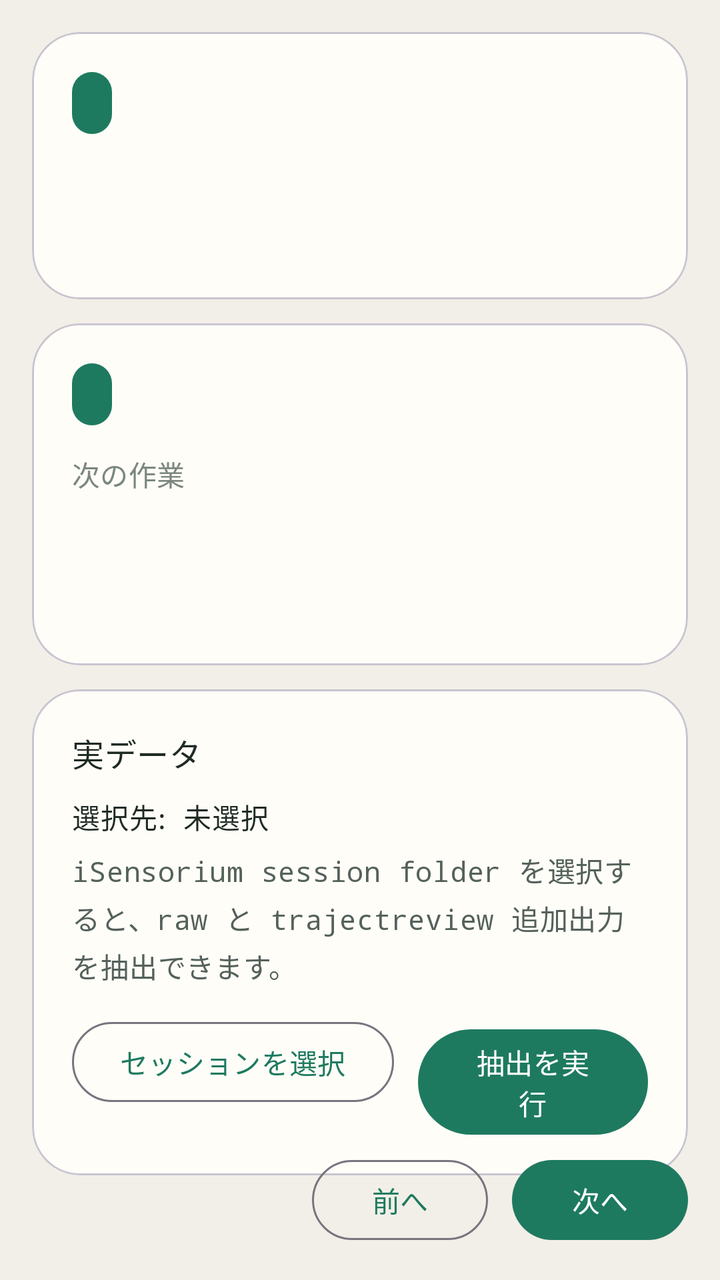
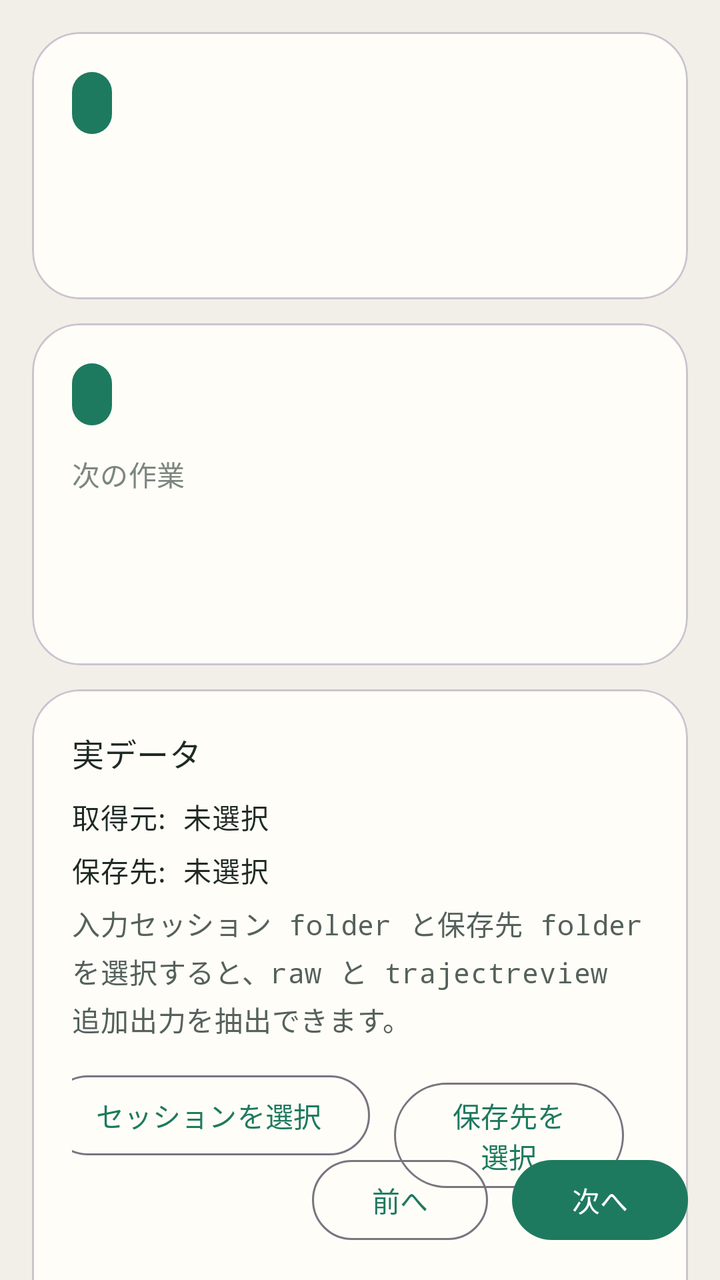

Compare the two renders of this Android layout. The source of the first and the diff that turns it into the second are given below.
<!-- AndroidManifest.xml: application theme Theme.Reviework -->
<!-- res/layout/activity_main.xml -->
<?xml version="1.0" encoding="utf-8"?>
<androidx.constraintlayout.widget.ConstraintLayout xmlns:android="http://schemas.android.com/apk/res/android"
    xmlns:app="http://schemas.android.com/apk/res-auto"
    android:layout_width="match_parent"
    android:layout_height="match_parent"
    android:background="@color/reviework_background">

    <com.google.android.material.card.MaterialCardView
        android:id="@+id/workflowCard"
        android:layout_width="0dp"
        android:layout_height="wrap_content"
        android:layout_margin="16dp"
        app:cardBackgroundColor="@color/reviework_surface"
        app:cardCornerRadius="24dp"
        app:layout_constraintEnd_toEndOf="parent"
        app:layout_constraintStart_toStartOf="parent"
        app:layout_constraintTop_toTopOf="parent">

        <LinearLayout
            android:layout_width="match_parent"
            android:layout_height="wrap_content"
            android:orientation="vertical"
            android:padding="20dp">

            <TextView
                android:id="@+id/workflowRoleText"
                android:layout_width="wrap_content"
                android:layout_height="wrap_content"
                android:background="@drawable/phase_badge_background"
                android:paddingHorizontal="10dp"
                android:paddingVertical="6dp"
                android:textAppearance="@style/TextAppearance.Material3.LabelLarge"
                android:textColor="@color/reviework_surface" />

            <TextView
                android:id="@+id/workflowSummaryText"
                android:layout_width="match_parent"
                android:layout_height="wrap_content"
                android:layout_marginTop="14dp"
                android:textAppearance="@style/TextAppearance.Material3.TitleMedium"
                android:textColor="@color/reviework_primary_text" />

            <TextView
                android:id="@+id/workflowPhaseText"
                android:layout_width="match_parent"
                android:layout_height="wrap_content"
                android:layout_marginTop="8dp"
                android:fontFamily="monospace"
                android:textAppearance="@style/TextAppearance.Material3.BodyMedium"
                android:textColor="@color/reviework_secondary_text" />
        </LinearLayout>
    </com.google.android.material.card.MaterialCardView>

    <com.google.android.material.card.MaterialCardView
        android:id="@+id/nextActionCard"
        android:layout_width="0dp"
        android:layout_height="wrap_content"
        android:layout_marginHorizontal="16dp"
        android:layout_marginTop="12dp"
        app:cardBackgroundColor="@color/reviework_surface"
        app:cardCornerRadius="24dp"
        app:layout_constraintEnd_toEndOf="parent"
        app:layout_constraintStart_toStartOf="parent"
        app:layout_constraintTop_toBottomOf="@id/workflowCard">

        <LinearLayout
            android:layout_width="match_parent"
            android:layout_height="wrap_content"
            android:orientation="vertical"
            android:padding="20dp">

            <TextView
                android:id="@+id/phaseBadge"
                android:layout_width="wrap_content"
                android:layout_height="wrap_content"
                android:background="@drawable/phase_badge_background"
                android:paddingHorizontal="10dp"
                android:paddingVertical="6dp"
                android:textAppearance="@style/TextAppearance.Material3.LabelLarge"
                android:textColor="@color/reviework_surface" />

            <TextView
                android:layout_width="wrap_content"
                android:layout_height="wrap_content"
                android:layout_marginTop="14dp"
                android:text="@string/next_action_label"
                android:textAppearance="@style/TextAppearance.Material3.LabelLarge"
                android:textColor="@color/reviework_muted" />

            <TextView
                android:id="@+id/nextActionTitle"
                android:layout_width="match_parent"
                android:layout_height="wrap_content"
                android:layout_marginTop="6dp"
                android:textAppearance="@style/TextAppearance.Material3.HeadlineSmall"
                android:textColor="@color/reviework_primary_text" />

            <TextView
                android:id="@+id/nextActionReason"
                android:layout_width="match_parent"
                android:layout_height="wrap_content"
                android:layout_marginTop="8dp"
                android:textAppearance="@style/TextAppearance.Material3.BodyMedium"
                android:textColor="@color/reviework_secondary_text" />
        </LinearLayout>
    </com.google.android.material.card.MaterialCardView>

    <com.google.android.material.card.MaterialCardView
        android:id="@+id/statusCard"
        android:layout_width="0dp"
        android:layout_height="0dp"
        android:layout_marginHorizontal="16dp"
        android:layout_marginTop="12dp"
        android:layout_marginBottom="16dp"
        app:cardBackgroundColor="@color/reviework_surface"
        app:cardCornerRadius="24dp"
        app:layout_constraintBottom_toTopOf="@id/actionsRow"
        app:layout_constraintEnd_toEndOf="parent"
        app:layout_constraintStart_toStartOf="parent"
        app:layout_constraintTop_toBottomOf="@id/extractionCard">

        <ScrollView
            android:layout_width="match_parent"
            android:layout_height="match_parent">

            <LinearLayout
                android:layout_width="match_parent"
                android:layout_height="wrap_content"
                android:orientation="vertical"
                android:padding="20dp">

                <TextView
                    android:layout_width="wrap_content"
                    android:layout_height="wrap_content"
                    android:text="@string/thin_status_label"
                    android:textAppearance="@style/TextAppearance.Material3.TitleMedium"
                    android:textColor="@color/reviework_primary_text" />

                <TextView
                    android:id="@+id/thinStatusText"
                    android:layout_width="match_parent"
                    android:layout_height="wrap_content"
                    android:layout_marginTop="10dp"
                    android:fontFamily="monospace"
                    android:lineSpacingExtra="3dp"
                    android:textAppearance="@style/TextAppearance.Material3.BodyMedium"
                    android:textColor="@color/reviework_primary_text" />

                <TextView
                    android:layout_width="wrap_content"
                    android:layout_height="wrap_content"
                    android:layout_marginTop="18dp"
                    android:text="@string/attention_label"
                    android:textAppearance="@style/TextAppearance.Material3.TitleMedium"
                    android:textColor="@color/reviework_primary_text" />

                <TextView
                    android:id="@+id/attentionText"
                    android:layout_width="match_parent"
                    android:layout_height="wrap_content"
                    android:layout_marginTop="10dp"
                    android:fontFamily="monospace"
                    android:lineSpacingExtra="3dp"
                    android:textAppearance="@style/TextAppearance.Material3.BodyMedium"
                    android:textColor="@color/reviework_secondary_text" />
            </LinearLayout>
        </ScrollView>
    </com.google.android.material.card.MaterialCardView>

    <com.google.android.material.card.MaterialCardView
        android:id="@+id/extractionCard"
        android:layout_width="0dp"
        android:layout_height="wrap_content"
        android:layout_marginHorizontal="16dp"
        android:layout_marginTop="12dp"
        app:cardBackgroundColor="@color/reviework_surface"
        app:cardCornerRadius="24dp"
        app:layout_constraintEnd_toEndOf="parent"
        app:layout_constraintStart_toStartOf="parent"
        app:layout_constraintTop_toBottomOf="@id/nextActionCard">

        <LinearLayout
            android:layout_width="match_parent"
            android:layout_height="wrap_content"
            android:orientation="vertical"
            android:padding="20dp">

            <TextView
                android:id="@+id/extractTitleText"
                android:layout_width="wrap_content"
                android:layout_height="wrap_content"
                android:text="@string/extract_label"
                android:textAppearance="@style/TextAppearance.Material3.TitleMedium"
                android:textColor="@color/reviework_primary_text" />

            <TextView
                android:id="@+id/extractionSourceText"
                android:layout_width="match_parent"
                android:layout_height="wrap_content"
                android:layout_marginTop="10dp"
                android:fontFamily="monospace"
                android:text="@string/extract_idle"
                android:textAppearance="@style/TextAppearance.Material3.BodyMedium"
                android:textColor="@color/reviework_primary_text" />

            <TextView
                android:id="@+id/extractionResultText"
                android:layout_width="match_parent"
                android:layout_height="wrap_content"
                android:layout_marginTop="6dp"
                android:fontFamily="monospace"
                android:lineSpacingExtra="3dp"
                android:text="@string/extract_idle_detail"
                android:textAppearance="@style/TextAppearance.Material3.BodyMedium"
                android:textColor="@color/reviework_secondary_text" />

            <LinearLayout
                android:layout_width="match_parent"
                android:layout_height="wrap_content"
                android:layout_marginTop="14dp"
                android:gravity="end"
                android:orientation="horizontal">

                <com.google.android.material.button.MaterialButton
                    android:id="@+id/selectSourceButton"
                    style="@style/Widget.Material3.Button.OutlinedButton"
                    android:layout_width="wrap_content"
                    android:layout_height="wrap_content"
                    android:text="@string/select_session" />

                <com.google.android.material.button.MaterialButton
                    android:id="@+id/exportButton"
                    android:layout_width="wrap_content"
                    android:layout_height="wrap_content"
                    android:layout_marginStart="12dp"
                    android:text="@string/run_extract" />

                <com.google.android.material.button.MaterialButton
                    android:id="@+id/secondaryActionButton"
                    style="@style/Widget.Material3.Button.OutlinedButton"
                    android:layout_width="wrap_content"
                    android:layout_height="wrap_content"
                    android:layout_marginStart="12dp"
                    android:text="@string/run_modeling"
                    android:visibility="gone" />
            </LinearLayout>
        </LinearLayout>
    </com.google.android.material.card.MaterialCardView>

    <LinearLayout
        android:id="@+id/actionsRow"
        android:layout_width="0dp"
        android:layout_height="wrap_content"
        android:layout_marginHorizontal="16dp"
        android:layout_marginBottom="16dp"
        android:gravity="center_vertical"
        android:orientation="horizontal"
        app:layout_constraintBottom_toBottomOf="parent"
        app:layout_constraintEnd_toEndOf="parent"
        app:layout_constraintStart_toStartOf="parent">

        <TextView
            android:id="@+id/stepCounter"
            android:layout_width="0dp"
            android:layout_height="wrap_content"
            android:layout_weight="1"
            android:textAppearance="@style/TextAppearance.Material3.BodyMedium"
            android:textColor="@color/reviework_secondary_text" />

        <com.google.android.material.button.MaterialButton
            android:id="@+id/prevButton"
            style="@style/Widget.Material3.Button.OutlinedButton"
            android:layout_width="wrap_content"
            android:layout_height="wrap_content"
            android:text="@string/prev_step" />

        <com.google.android.material.button.MaterialButton
            android:id="@+id/nextButton"
            android:layout_width="wrap_content"
            android:layout_height="wrap_content"
            android:layout_marginStart="12dp"
            android:text="@string/next_step" />
    </LinearLayout>

</androidx.constraintlayout.widget.ConstraintLayout>
<!-- resources referenced by this layout -->
<resources>
  <color name="reviework_background">#F2EFE8</color>
  <color name="reviework_muted">#7B877F</color>
  <color name="reviework_primary_text">#1F2A24</color>
  <color name="reviework_secondary_text">#55615B</color>
  <color name="reviework_surface">#FFFDF8</color>
  <!-- drawable phase_badge_background (drawable) -->
  <?xml version="1.0" encoding="utf-8"?>
  <shape xmlns:android="http://schemas.android.com/apk/res/android"
      android:shape="rectangle">
      <solid android:color="@color/reviework_accent" />
      <corners android:radius="999dp" />
  </shape>
  <string name="attention_label">Attention</string>
  <string name="extract_idle">選択先: 未選択</string>
  <string name="extract_idle_detail">iSensorium session folder を選択すると、raw と trajectreview 追加出力を抽出できます。</string>
  <string name="extract_label">実データ</string>
  <string name="next_action_label">次の作業</string>
  <string name="next_step">次へ</string>
  <string name="prev_step">前へ</string>
  <string name="run_extract">抽出を実行</string>
  <string name="run_modeling">軽量 model を実行</string>
  <string name="select_session">セッションを選択</string>
  <string name="thin_status_label">状態要約</string>
  <style name="Theme.Reviework" parent="Theme.Material3.DayNight.NoActionBar">
          <item name="android:statusBarColor" tools:targetApi="l">@color/reviework_surface</item>
          <item name="colorPrimary">@color/reviework_accent</item>
          <item name="colorSurface">@color/reviework_surface</item>
      </style>
  <color name="reviework_accent">#1E7A5F</color>
</resources>

<!-- the commit's change to res/layout/activity_main.xml (unified diff, before → after) -->
@@ -204,6 +204,16 @@
                 android:textColor="@color/reviework_primary_text" />
 
             <TextView
+                android:id="@+id/extractionOutputText"
+                android:layout_width="match_parent"
+                android:layout_height="wrap_content"
+                android:layout_marginTop="6dp"
+                android:fontFamily="monospace"
+                android:text="@string/export_idle"
+                android:textAppearance="@style/TextAppearance.Material3.BodyMedium"
+                android:textColor="@color/reviework_primary_text" />
+
+            <TextView
                 android:id="@+id/extractionResultText"
                 android:layout_width="match_parent"
                 android:layout_height="wrap_content"
@@ -227,6 +237,14 @@
                     android:layout_width="wrap_content"
                     android:layout_height="wrap_content"
                     android:text="@string/select_session" />
+
+                <com.google.android.material.button.MaterialButton
+                    android:id="@+id/selectOutputButton"
+                    style="@style/Widget.Material3.Button.OutlinedButton"
+                    android:layout_width="wrap_content"
+                    android:layout_height="wrap_content"
+                    android:layout_marginStart="12dp"
+                    android:text="@string/select_export_root" />
 
                 <com.google.android.material.button.MaterialButton
                     android:id="@+id/exportButton"
<!-- resource entries referenced after the edit -->
@@ -13,14 +13,16 @@
       <corners android:radius="999dp" />
   </shape>
   <string name="attention_label">Attention</string>
-  <string name="extract_idle">選択先: 未選択</string>
-  <string name="extract_idle_detail">iSensorium session folder を選択すると、raw と trajectreview 追加出力を抽出できます。</string>
+  <string name="export_idle">保存先: 未選択</string>
+  <string name="extract_idle">取得元: 未選択</string>
+  <string name="extract_idle_detail">入力セッション folder と保存先 folder を選択すると、raw と trajectreview 追加出力を抽出できます。</string>
   <string name="extract_label">実データ</string>
   <string name="next_action_label">次の作業</string>
   <string name="next_step">次へ</string>
   <string name="prev_step">前へ</string>
   <string name="run_extract">抽出を実行</string>
   <string name="run_modeling">軽量 model を実行</string>
+  <string name="select_export_root">保存先を選択</string>
   <string name="select_session">セッションを選択</string>
   <string name="thin_status_label">状態要約</string>
   <style name="Theme.Reviework" parent="Theme.Material3.DayNight.NoActionBar">
